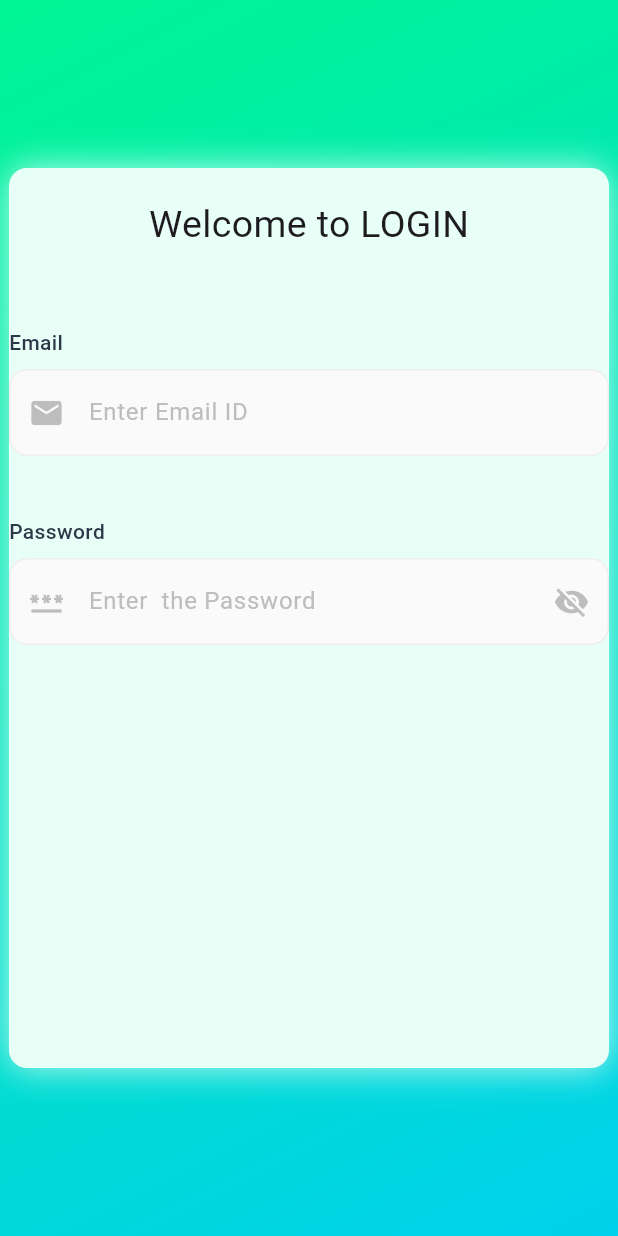
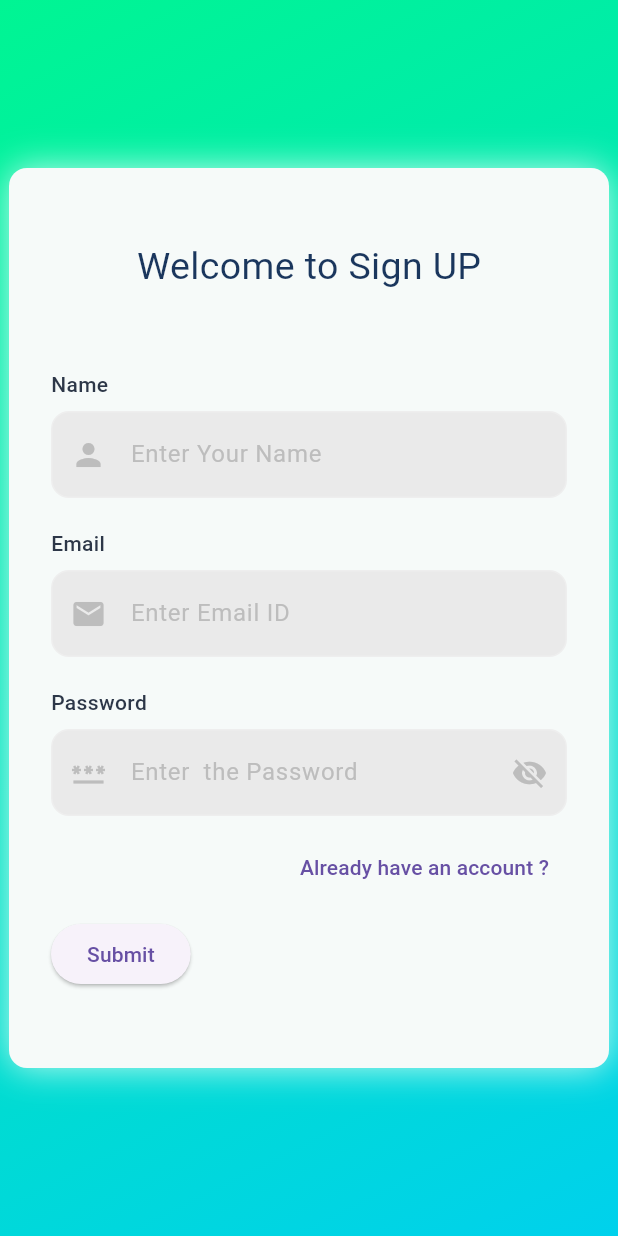
Before and after one commit to Abhiiiiiinav/Skill-based-app, a Flutter app: the screen it shows after launch, on a phone screen of 412 x 824 dp. Run offline on Flutter 3.47's test engine with Material 3 defaults, Android fonts, the phone set to English and light mode, and no system bars; our stand-ins replace google_fonts; Roboto replaces fonts that are missing (Hanuman).

Commit message:
added Signup

```diff
--- /dev/null
+++ b/skill_builder_app/lib/2_User_Interface/colorpallate.dart
@@ -0,0 +1,17 @@
+import 'package:flutter/material.dart';
+class ColorPalette {
+  // Primary Colors
+  static const Color primaryNavy = Color(0xFF1A365D);       // rgb(26, 54, 93)
+  static const Color secondaryCream = Color(0xFFFAF9F7);    // rgb(250, 249, 247)
+  static const Color accentElectric = Color(0xFF3182CE);    // rgb(49, 130, 206)
+  static const Color accentCherry = Color(0xFFDC2626);      // rgb(220, 38, 38)
+  static const Color successEmerald = Color(0xFF10B981);    // rgb(16, 185, 129)
+  static const Color warningAmber = Color(0xFFF59E0B);      // rgb(245, 158, 11)
+
+  // Neutral Colors
+  static const Color neutralCharcoal = Color(0xFF2D3748);   // rgb(45, 55, 72)
+  static const Color neutralLightGray = Color(0xFFE2E8F0);  // rgb(226, 232, 240)
+  static const Color neutralMediumGray = Color(0xFF94A3B8); // rgb(148, 163, 184)
+  static const Color mocha = Color(0xFF8B7355);              // rgb(139, 115, 85)
+  static const Color warmWhite = Color(0xFFFEFEFE);          // rgb(254, 254, 254)
+}
--- a/skill_builder_app/lib/2_User_Interface/login_screen.dart
+++ b/skill_builder_app/lib/2_User_Interface/login_screen.dart
@@ -26,7 +26,7 @@ Widget _buildTextField({
         const SizedBox(height: 8),
         Container(
           decoration: BoxDecoration(
-            color: Colors.grey[50],
+            color: const Color.fromARGB(255, 234, 234, 234),
             borderRadius: BorderRadius.circular(12),
             border: Border.all(color: Colors.grey[200]!),
           ),
@@ -88,7 +88,7 @@ class LoginScreen extends StatelessWidget {
                   width: 400,
                   decoration: BoxDecoration(
                     // image: DecorationImage(image: ),
-                    color: const Color.fromARGB(255, 231, 255, 247),
+                    color: const Color.fromARGB(255, 246, 250, 249),
 
                     borderRadius: BorderRadius.all(Radius.circular(12)),
                     boxShadow: [
@@ -100,8 +100,12 @@ class LoginScreen extends StatelessWidget {
                   ),
 
                   child: Center(
+                    child: Padding(
+                      padding: const EdgeInsets.all(28.0),
                       child: Column(
+
                         children: [
+
                           SizedBox(height: 20),
                           Text("Welcome to LOGIN", style: GoogleFonts.hanuman(fontSize: 25)),
 
@@ -109,7 +113,13 @@ class LoginScreen extends StatelessWidget {
                           _buildTextField(controller: email, label: "Email", hint: "Enter Email ID", icon: Icons.email),
                           SizedBox(height: 40),
                           _buildTextField(controller: pass, label:"Password", hint: "Enter  the Password", icon: Icons.password,isPassword: true),
+                          SizedBox(height: 10),
+                          Align(alignment: Alignment.centerRight,child: TextButton(onPressed: (){}, child: Text("Forgot Passsword??"))),
+                          SizedBox(height: 10),
+                        Align(alignment:Alignment.bottomLeft,child: ElevatedButton(onPressed: (){}, child: Text("Submit")),),
+
                         ],
+                      ),
                     ),
                   ),
                 ),
--- /dev/null
+++ b/skill_builder_app/lib/2_User_Interface/sign_up_screen.dart
@@ -0,0 +1,172 @@
+import 'package:flutter/material.dart';
+import 'package:google_fonts/google_fonts.dart';
+
+import 'colorpallate.dart';
+
+Widget _buildTextField({
+  required TextEditingController controller,
+  required String label,
+  required String hint,
+  required IconData icon,
+  TextInputType? keyboardType,
+  bool isPassword = false,
+  bool isPasswordVisible = false,
+  VoidCallback? onTogglePassword,
+}) {
+  return Column(
+    crossAxisAlignment: CrossAxisAlignment.start,
+    children: [
+      Text(
+        label,
+        style: const TextStyle(
+          fontSize: 14,
+          fontWeight: FontWeight.w500,
+          color: Color(0xFF2D3748),
+        ),
+      ),
+      const SizedBox(height: 8),
+      Container(
+        decoration: BoxDecoration(
+          color: const Color.fromARGB(255, 234, 234, 234),
+          borderRadius: BorderRadius.circular(12),
+          border: Border.all(color: Colors.grey[200]!),
+        ),
+        child: TextField(
+          controller: controller,
+          keyboardType: keyboardType,
+          obscureText: isPassword && !isPasswordVisible,
+          decoration: InputDecoration(
+            hintText: hint,
+            prefixIcon: Icon(icon, color: Colors.grey[400]),
+            suffixIcon: isPassword
+                ? IconButton(
+                    icon: Icon(
+                      isPasswordVisible
+                          ? Icons.visibility
+                          : Icons.visibility_off,
+                      color: Colors.grey[400],
+                    ),
+                    onPressed: onTogglePassword,
+                  )
+                : null,
+            border: InputBorder.none,
+            contentPadding: const EdgeInsets.symmetric(
+              horizontal: 16,
+              vertical: 16,
+            ),
+            hintStyle: TextStyle(color: Colors.grey[400]),
+          ),
+        ),
+      ),
+    ],
+  );
+}
+
+class SignUpPage extends StatelessWidget {
+  final TextEditingController name = TextEditingController();
+  final TextEditingController email = TextEditingController();
+  final TextEditingController pass = TextEditingController();
+  SignUpPage({super.key});
+
+  @override
+  Widget build(BuildContext context) {
+    return Container(
+      decoration: BoxDecoration(
+        gradient: LinearGradient(
+          begin: Alignment.topLeft,
+          end: Alignment.bottomRight,
+          colors: [
+            Color.fromARGB(255, 0, 245, 147),
+            Color.fromARGB(255, 0, 209, 236),
+          ],
+        ),
+      ),
+      child: SafeArea(
+        child: Scaffold(
+          backgroundColor: Colors.transparent,
+          body: Column(
+            mainAxisAlignment: MainAxisAlignment.center,
+            crossAxisAlignment: CrossAxisAlignment.center,
+            children: [
+              Center(
+                child: Container(
+                  height: 600,
+                  width: 400,
+                  decoration: BoxDecoration(
+                    // image: DecorationImage(image: ),
+                    color: const Color.fromARGB(255, 246, 250, 249),
+
+                    borderRadius: BorderRadius.all(Radius.circular(12)),
+                    boxShadow: [
+                      BoxShadow(
+                        color: const Color.fromARGB(255, 192, 251, 239),
+                        blurRadius: 20,
+                      ),
+                    ],
+                  ),
+
+                  child: Center(
+                    child: Padding(
+                      padding: const EdgeInsets.all(28.0),
+                      child: Column(
+                        children: [
+                          SizedBox(height: 20),
+                          Text(
+                            "Welcome to Sign UP",
+                            style: GoogleFonts.hanuman(
+                              fontSize: 25,
+                              color: ColorPalette.primaryNavy,
+                            ),
+                          ),
+
+                          SizedBox(height: 50),
+                          _buildTextField(
+                            controller: name,
+                            label: "Name",
+                            hint: "Enter Your Name",
+                            icon: Icons.person,
+                          ),
+                          SizedBox(height: 20),
+                          _buildTextField(
+                            controller: email,
+                            label: "Email",
+                            hint: "Enter Email ID",
+                            icon: Icons.email,
+                          ),
+                          SizedBox(height: 20),
+                          _buildTextField(
+                            controller: pass,
+                            label: "Password",
+                            hint: "Enter  the Password",
+                            icon: Icons.password,
+                            isPassword: true,
+                          ),
+                          SizedBox(height: 10),
+                          Align(
+                            alignment: Alignment.centerRight,
+                            child: TextButton(
+                              onPressed: () {},
+                              child: Text("Already have an account ?"),
+                            ),
+                          ),
+                          SizedBox(height: 10),
+                          Align(
+                            alignment: Alignment.bottomLeft,
+                            child: ElevatedButton(
+                              onPressed: () {},
+                              child: Text("Submit"),
+                            ),
+                          ),
+                        ],
+                      ),
+                    ),
+                  ),
+                ),
+              ),
+            ],
+          ),
+        ),
+      ),
+    );
+  }
+}
--- a/skill_builder_app/lib/main.dart
+++ b/skill_builder_app/lib/main.dart
@@ -1,6 +1,7 @@
 import 'package:flutter/material.dart';
 import 'package:skill_builder_app/2_User_Interface/home_page.dart';
 import 'package:skill_builder_app/2_User_Interface/login_screen.dart';
+import 'package:skill_builder_app/2_User_Interface/sign_up_screen.dart';
 void main() {
   runApp(const MyApp());
 }
@@ -9,6 +10,6 @@ class MyApp extends StatelessWidget {
 
   @override
   Widget build(BuildContext context) {
-    return MaterialApp(home:LoginScreen(),debugShowCheckedModeBanner: false,);
+    return MaterialApp(home:SignUpPage(),debugShowCheckedModeBanner: false,);
   }
 }
```
Also changed, not shown: skill_builder_app/pubspec.lock, 3 other files. Lines whose indentation alone changed are shown as unchanged.
